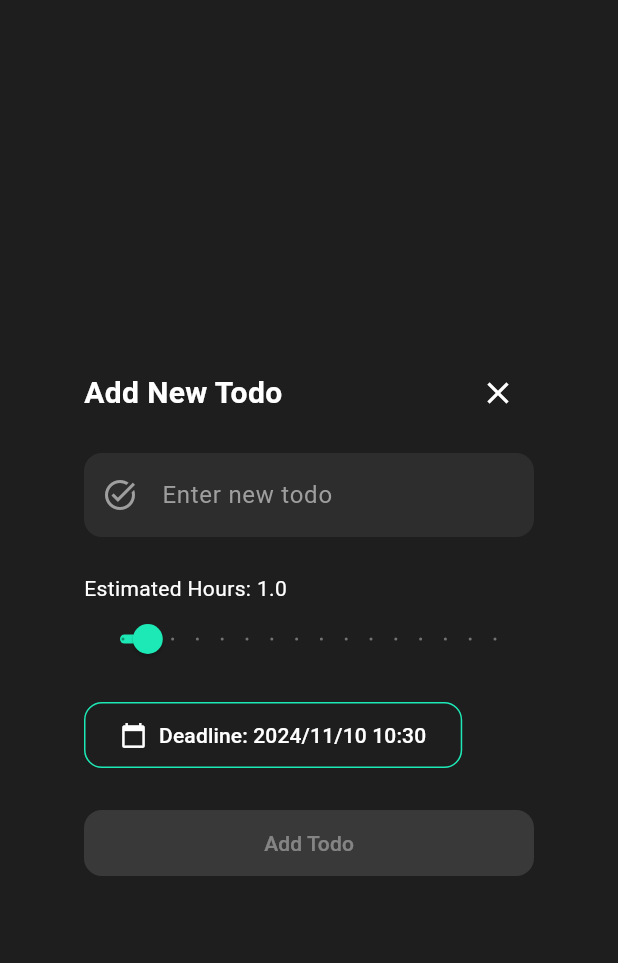
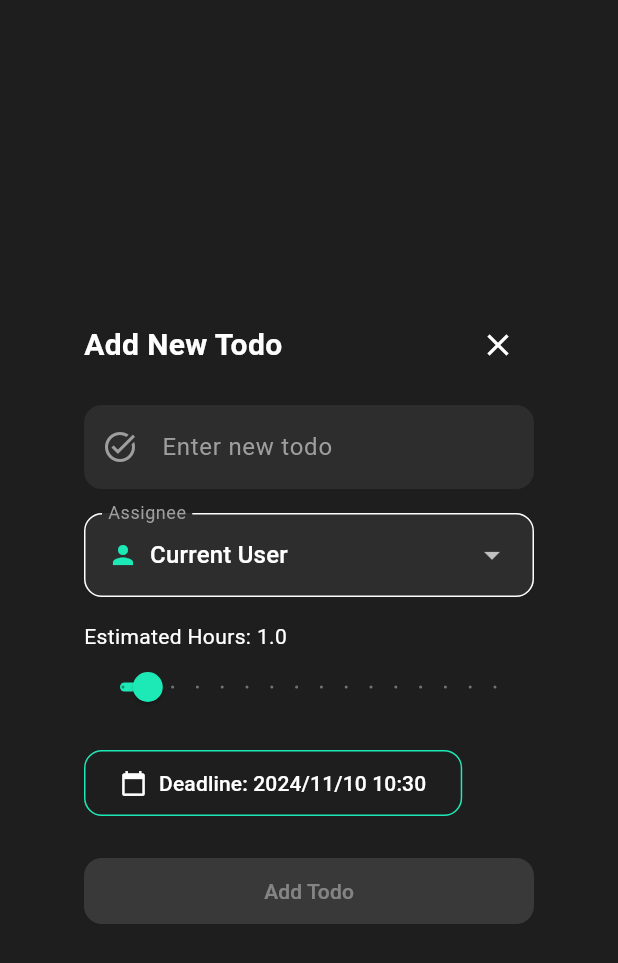
Before and after one commit to chooyan-eng/todo_demoapp, a Flutter app: the AddTodoDialog widget shown alone on an empty page, opened directly, on a phone screen of 412 x 824 dp. Shown: the top 963 px of the screen. Run offline on Flutter 3.47's test engine with Material 3 defaults, Android fonts, the phone set to English and light mode, and no system bars.

Commit message:
add members feature

```diff
--- /dev/null
+++ b/lib/model/member.dart
@@ -0,0 +1,21 @@
+enum IconType {
+  person,
+  work,
+  school,
+  home,
+  favorite;
+
+  String get name => toString().split('.').last;
+}
+
+class Member {
+  Member({
+    required this.id,
+    required this.name,
+    required this.icon,
+  });
+
+  final String id;
+  final String name;
+  final IconType icon;
+}
--- /dev/null
+++ b/lib/model/member_model.dart
@@ -0,0 +1,21 @@
+import 'dart:async';
+import 'package:todo_demoapp/model/member.dart';
+import 'package:todo_demoapp/storage/member_storage.dart';
+
+class MemberModel {
+  MemberModel(this._storage) {
+    _members.addAll(_storage.fetchAll());
+    _memberController.add(_members);
+  }
+
+  final MemberStorage _storage;
+  final _memberController = StreamController<List<Member>>.broadcast();
+  final List<Member> _members = [];
+
+  Stream<List<Member>> get memberStream => _memberController.stream;
+  List<Member> get members => List.unmodifiable(_members);
+
+  void dispose() {
+    _memberController.close();
+  }
+}
--- a/lib/model/todo_model.dart
+++ b/lib/model/todo_model.dart
@@ -2,6 +2,7 @@ import 'dart:async';
 import 'package:todo_demoapp/storage/todo_storage.dart';
 import 'package:collection/collection.dart';
 import 'package:intl/intl.dart';
+import 'package:todo_demoapp/model/member.dart';
 
 class DeadlineRestrictionException implements Exception {
   DeadlineRestrictionException(this.message);
@@ -15,6 +16,9 @@ class Todo {
     required this.isCompleted,
     required this.estimatedHours,
     required this.deadline,
+    required this.assignee,
+    required this.createdBy,
+    this.isPublic = false,
   });
 
   final String id;
@@ -22,9 +26,32 @@ class Todo {
   bool isCompleted;
   final double estimatedHours;
   final DateTime deadline;
+  final Member assignee;
+  final Member createdBy;
+  bool isPublic;
 
   String get formattedDeadline =>
       DateFormat('yyyy/MM/dd HH:mm').format(deadline);
+
+  Todo copyWith({
+    String? title,
+    bool? isCompleted,
+    double? estimatedHours,
+    DateTime? deadline,
+    Member? assignee,
+    bool? isPublic,
+  }) {
+    return Todo(
+      id: id,
+      title: title ?? this.title,
+      isCompleted: isCompleted ?? this.isCompleted,
+      estimatedHours: estimatedHours ?? this.estimatedHours,
+      deadline: deadline ?? this.deadline,
+      assignee: assignee ?? this.assignee,
+      createdBy: createdBy,
+      isPublic: isPublic ?? this.isPublic,
+    );
+  }
 }
 
 class TodoModel {
@@ -43,6 +70,7 @@ class TodoModel {
     required String title,
     required double estimatedHours,
     required DateTime deadline,
+    required Member assignee,
   }) {
     try {
       _validateDeadlineRestriction(estimatedHours, deadline);
@@ -56,6 +84,9 @@ class TodoModel {
       isCompleted: false,
       estimatedHours: estimatedHours,
       deadline: deadline,
+      assignee: assignee,
+      createdBy: Member(id: '', name: '', icon: IconType.person),
+      isPublic: false,
     );
     _storage.save(todo);
     _todos
@@ -103,6 +134,7 @@ class TodoModel {
     String? title,
     double? estimatedHours,
     DateTime? deadline,
+    Member? assignee,
   }) {
     final original =
         _storage.fetchAll().firstWhereOrNull((todo) => todo.id == id);
@@ -116,6 +148,9 @@ class TodoModel {
       isCompleted: original.isCompleted,
       estimatedHours: estimatedHours ?? original.estimatedHours,
       deadline: deadline ?? original.deadline,
+      assignee: assignee ?? original.assignee,
+      createdBy: original.createdBy,
+      isPublic: original.isPublic,
     );
 
     _storage.update(updatedTodo);
@@ -143,7 +178,34 @@ class TodoModel {
       isCompleted: !todo.isCompleted,
       estimatedHours: todo.estimatedHours,
       deadline: todo.deadline,
+      assignee: todo.assignee,
+      createdBy: todo.createdBy,
+      isPublic: todo.isPublic,
     );
+
+    _storage.update(updatedTodo);
+    _todos[index] = updatedTodo;
+    _todoController.add(_todos);
+  }
+
+  void toggleTodoVisibility(String id) {
+    final index = _todos.indexWhere((todo) => todo.id == id);
+    if (index == -1) return;
+
+    final todo = _todos[index];
+    final updatedTodo = todo.copyWith(isPublic: !todo.isPublic);
+
+    _storage.update(updatedTodo);
+    _todos[index] = updatedTodo;
+    _todoController.add(_todos);
+  }
+
+  void updateTodoAssignee(String id, Member newAssignee) {
+    final index = _todos.indexWhere((todo) => todo.id == id);
+    if (index == -1) return;
+
+    final todo = _todos[index];
+    final updatedTodo = todo.copyWith(assignee: newAssignee);
 
     _storage.update(updatedTodo);
     _todos[index] = updatedTodo;
--- a/lib/model_provider.dart
+++ b/lib/model_provider.dart
@@ -1,4 +1,6 @@
+import 'package:todo_demoapp/model/member_model.dart';
 import 'package:todo_demoapp/model/todo_model.dart';
+import 'package:todo_demoapp/storage/member_storage.dart';
 import 'package:todo_demoapp/storage/todo_storage.dart';
 import 'package:flutter/material.dart';
 
@@ -17,12 +19,20 @@ class ModelProvider extends StatefulWidget {
     return result!.todoModel;
   }
 
+  static MemberModel memberModelOf(BuildContext context) {
+    final _ModelProviderScope? result =
+        context.getInheritedWidgetOfExactType<_ModelProviderScope>();
+    assert(result != null, 'No ModelProviderScope found in context');
+    return result!.memberModel;
+  }
+
   @override
   State<ModelProvider> createState() => _ModelProviderState();
 }
 
 class _ModelProviderState extends State<ModelProvider> {
   late final TodoModel _todoModel;
+  late final MemberModel _memberModel;
 
   @override
   void initState() {
@@ -30,12 +40,14 @@ class _ModelProviderState extends State<ModelProvider> {
     final todoStorage = TodoStorage();
 
     _todoModel = TodoModel(todoStorage);
+    _memberModel = MemberModel(MemberStorage());
   }
 
   @override
   Widget build(BuildContext context) {
     return _ModelProviderScope(
       todoModel: _todoModel,
+      memberModel: _memberModel,
       child: widget.child,
     );
   }
@@ -45,11 +57,11 @@ class _ModelProviderScope extends InheritedWidget {
   const _ModelProviderScope({
     required super.child,
     required this.todoModel,
-    // Add other models as needed
+    required this.memberModel,
   });
 
   final TodoModel todoModel;
-  // Declare other model instances
+  final MemberModel memberModel;
 
   @override
   bool updateShouldNotify(_ModelProviderScope oldWidget) {
--- /dev/null
+++ b/lib/storage/member_storage.dart
@@ -0,0 +1,25 @@
+import 'package:todo_demoapp/model/member.dart';
+
+class MemberStorage {
+  final List<Member> _members = [
+    Member(
+      id: '1',
+      name: 'Current User',
+      icon: IconType.person,
+    ),
+    Member(
+      id: '2',
+      name: 'Team Member 1',
+      icon: IconType.work,
+    ),
+    Member(
+      id: '3',
+      name: 'Team Member 2',
+      icon: IconType.school,
+    ),
+  ];
+
+  List<Member> fetchAll() {
+    return [..._members];
+  }
+}
--- a/lib/view/add_todo_dialog.dart
+++ b/lib/view/add_todo_dialog.dart
@@ -1,6 +1,7 @@
 import 'package:todo_demoapp/model_provider.dart';
 import 'package:flutter/material.dart';
 import 'package:todo_demoapp/view_model/add_todo_view_model.dart';
+import 'package:todo_demoapp/view/member_select_field.dart';
 
 class AddTodoDialog extends StatefulWidget {
   const AddTodoDialog({super.key});
@@ -22,7 +23,10 @@ class _AddTodoDialogState extends State<AddTodoDialog> {
   @override
   void initState() {
     super.initState();
-    _viewModel = AddTodoViewModel(ModelProvider.todoModelOf(context));
+    _viewModel = AddTodoViewModel(
+      ModelProvider.todoModelOf(context),
+      ModelProvider.memberModelOf(context),
+    );
   }
 
   Future<void> _showDatePicker(BuildContext context) async {
@@ -92,7 +96,13 @@ class _AddTodoDialogState extends State<AddTodoDialog> {
                     prefixIcon: Icon(Icons.task_alt),
                   ),
                 ),
-                const SizedBox(height: 24),
+                const SizedBox(height: 16),
+                MemberSelectField(
+                  members: state.availableMembers,
+                  selectedMember: state.assignee,
+                  onChanged: _viewModel.updateAssignee,
+                ),
+                const SizedBox(height: 16),
                 Column(
                   crossAxisAlignment: CrossAxisAlignment.start,
                   children: [
--- /dev/null
+++ b/lib/view/member_select_field.dart
@@ -0,0 +1,75 @@
+import 'package:flutter/material.dart';
+import 'package:todo_demoapp/model/member.dart';
+
+class MemberSelectField extends StatelessWidget {
+  const MemberSelectField({
+    super.key,
+    required this.members,
+    required this.selectedMember,
+    required this.onChanged,
+    this.label = 'Assignee',
+  });
+
+  final List<Member> members;
+  final Member selectedMember;
+  final ValueChanged<Member> onChanged;
+  final String label;
+
+  IconData _getIconData(IconType iconType) {
+    switch (iconType) {
+      case IconType.person:
+        return Icons.person;
+      case IconType.work:
+        return Icons.work;
+      case IconType.school:
+        return Icons.school;
+      case IconType.home:
+        return Icons.home;
+      case IconType.favorite:
+        return Icons.favorite;
+    }
+  }
+
+  @override
+  Widget build(BuildContext context) {
+    return InputDecorator(
+      decoration: InputDecoration(
+        labelText: label,
+        border: OutlineInputBorder(
+          borderRadius: BorderRadius.circular(12),
+        ),
+      ),
+      child: DropdownButtonHideUnderline(
+        child: DropdownButton<String>(
+          value: selectedMember.id,
+          isDense: true,
+          isExpanded: true,
+          items: members.map((member) {
+            return DropdownMenuItem(
+              value: member.id,
+              child: Row(
+                children: [
+                  Icon(
+                    _getIconData(member.icon),
+                    size: 20,
+                    color: Colors.tealAccent[400],
+                  ),
+                  const SizedBox(width: 8),
+                  Text(
+                    member.name,
+                    style: const TextStyle(color: Colors.white),
+                  ),
+                ],
+              ),
+            );
+          }).toList(),
+          onChanged: (String? memberId) {
+            if (memberId == null) return;
+            final member = members.firstWhere((m) => m.id == memberId);
+            onChanged(member);
+          },
+        ),
+      ),
+    );
+  }
+}
--- a/lib/view_model/add_todo_view_model.dart
+++ b/lib/view_model/add_todo_view_model.dart
@@ -1,5 +1,7 @@
 import 'package:flutter/foundation.dart';
 import 'package:todo_demoapp/model/todo_model.dart';
+import 'package:todo_demoapp/model/member.dart';
+import 'package:todo_demoapp/model/member_model.dart';
 import 'package:intl/intl.dart';
 
 class AddTodoViewState {
@@ -7,24 +9,32 @@ class AddTodoViewState {
     required this.title,
     required this.estimatedHours,
     required this.deadline,
+    required this.assignee,
+    required this.availableMembers,
     this.errorMessage,
   });
 
   final String title;
   final double estimatedHours;
   final DateTime deadline;
+  final Member assignee;
+  final List<Member> availableMembers;
   final String? errorMessage;
 
   AddTodoViewState copyWith({
     String? title,
     double? estimatedHours,
     DateTime? deadline,
+    Member? assignee,
+    List<Member>? availableMembers,
     String? errorMessage,
   }) {
     return AddTodoViewState(
       title: title ?? this.title,
       estimatedHours: estimatedHours ?? this.estimatedHours,
       deadline: deadline ?? this.deadline,
+      assignee: assignee ?? this.assignee,
+      availableMembers: availableMembers ?? this.availableMembers,
       errorMessage: errorMessage,
     );
   }
@@ -34,14 +44,17 @@ class AddTodoViewState {
 }
 
 class AddTodoViewModel extends ValueNotifier<AddTodoViewState> {
-  AddTodoViewModel(this._model)
+  AddTodoViewModel(this._todoModel, this._memberModel)
       : super(AddTodoViewState(
           title: '',
           estimatedHours: 1.0,
           deadline: DateTime.now().add(const Duration(days: 1)),
+          assignee: _memberModel.members.first,
+          availableMembers: _memberModel.members,
         ));
 
-  final TodoModel _model;
+  final TodoModel _todoModel;
+  final MemberModel _memberModel;
 
   void updateTitle(String title) {
     value = value.copyWith(title: title);
@@ -55,14 +68,19 @@ class AddTodoViewModel extends ValueNotifier<AddTodoViewState> {
     value = value.copyWith(deadline: deadline);
   }
 
+  void updateAssignee(Member member) {
+    value = value.copyWith(assignee: member);
+  }
+
   bool save() {
     if (!isValid) return false;
 
     try {
-      _model.addTodo(
+      _todoModel.addTodo(
         title: value.title,
         estimatedHours: value.estimatedHours,
         deadline: value.deadline,
+        assignee: value.assignee,
       );
     } on DeadlineRestrictionException catch (e) {
       value = value.copyWith(errorMessage: e.message);
@@ -76,6 +94,8 @@ class AddTodoViewModel extends ValueNotifier<AddTodoViewState> {
       title: '',
       estimatedHours: 1.0,
       deadline: DateTime.now().add(const Duration(days: 1)),
+      assignee: _memberModel.members.first,
+      availableMembers: _memberModel.members,
     );
   }
 
--- a/lib/view_model/edit_todo_view_model.dart
+++ b/lib/view_model/edit_todo_view_model.dart
@@ -1,27 +1,37 @@
 import 'package:flutter/foundation.dart';
 import 'package:todo_demoapp/model/todo_model.dart';
 import 'package:intl/intl.dart';
+import 'package:todo_demoapp/model/member.dart';
+import 'package:todo_demoapp/model/member_model.dart';
 
 class EditTodoViewState {
   EditTodoViewState({
     required this.title,
     required this.estimatedHours,
     required this.deadline,
+    required this.assignee,
+    required this.availableMembers,
   });
 
   final String title;
   final double estimatedHours;
   final DateTime deadline;
+  final Member assignee;
+  final List<Member> availableMembers;
 
   EditTodoViewState copyWith({
     String? title,
     double? estimatedHours,
     DateTime? deadline,
+    Member? assignee,
+    List<Member>? availableMembers,
   }) {
     return EditTodoViewState(
       title: title ?? this.title,
       estimatedHours: estimatedHours ?? this.estimatedHours,
       deadline: deadline ?? this.deadline,
+      assignee: assignee ?? this.assignee,
+      availableMembers: availableMembers ?? this.availableMembers,
     );
   }
 
@@ -30,15 +40,17 @@ class EditTodoViewState {
 }
 
 class EditTodoViewModel extends ValueNotifier<EditTodoViewState> {
-  EditTodoViewModel(this._model, Todo todo)
+  EditTodoViewModel(this._todoModel, MemberModel memberModel, Todo todo)
       : _todoId = todo.id,
         super(EditTodoViewState(
           title: todo.title,
           estimatedHours: todo.estimatedHours,
           deadline: todo.deadline,
+          assignee: todo.assignee,
+          availableMembers: memberModel.members,
         ));
 
-  final TodoModel _model;
+  final TodoModel _todoModel;
   final String _todoId;
 
   void updateTitle(String title) {
@@ -53,14 +65,19 @@ class EditTodoViewModel extends ValueNotifier<EditTodoViewState> {
     value = value.copyWith(deadline: deadline);
   }
 
+  void updateAssignee(Member member) {
+    value = value.copyWith(assignee: member);
+  }
+
   void save() {
     if (value.title.trim().isEmpty) return;
 
-    _model.updateTodo(
+    _todoModel.updateTodo(
       _todoId,
       title: value.title,
       estimatedHours: value.estimatedHours,
       deadline: value.deadline,
+      assignee: value.assignee,
     );
   }
 
```
Also changed, not shown: lib/view/edit_todo_view.dart (+12 -2 lines), lib/view/member_list_view.dart (added, +81 -0 lines), lib/view/todo_view.dart (+15 -0 lines), lib/view_model/member_list_view_model.dart (added, +36 -0 lines), 3 other files.
